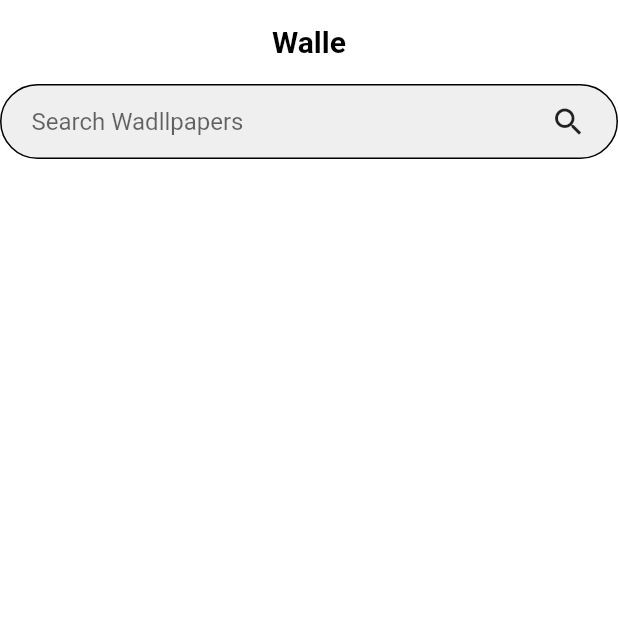
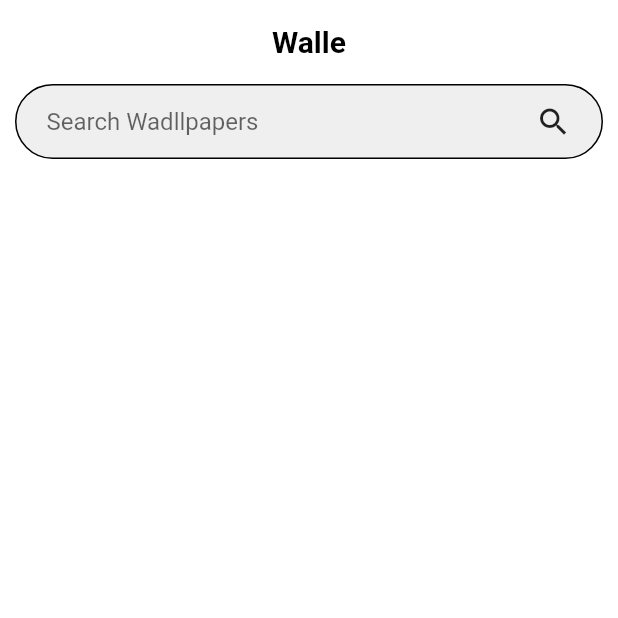
Before and after one commit to Mayank2001-iron/Flutter-Wallpaper-App-Walle, a Flutter app: the screen it shows after launch, on a phone screen of 412 x 824 dp, the top half of it. Run offline on Flutter 3.47's test engine with Material 2 defaults, Android fonts, the phone set to English and light mode, and no system bars.

```diff
--- a/lib/views/screens/home.dart
+++ b/lib/views/screens/home.dart
@@ -19,7 +19,10 @@ class HomeScreen extends StatelessWidget {
 
       body: Column(
         children: [
-          SearchBar1(),
+          Container(
+            padding: EdgeInsets.symmetric(horizontal: 10),
+            child: SearchBar1()
+            ),
         ]
         ),
 
```
Also changed, not shown: lib/views/screens/category.dart (added), lib/views/screens/search.dart (added).
